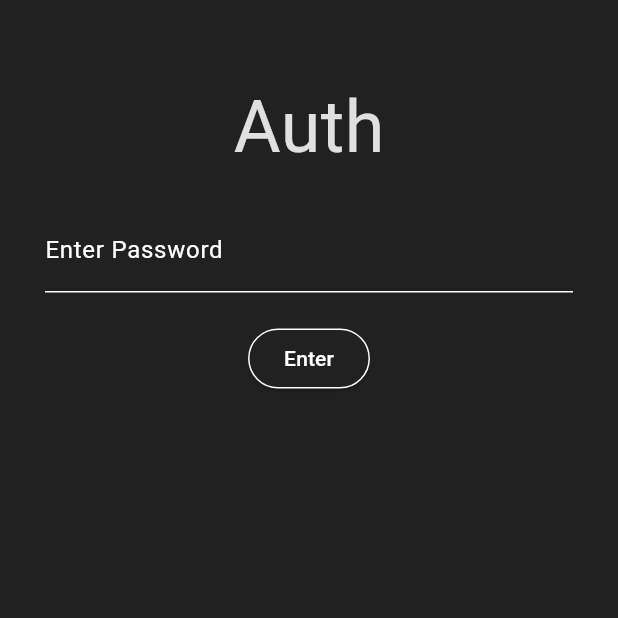
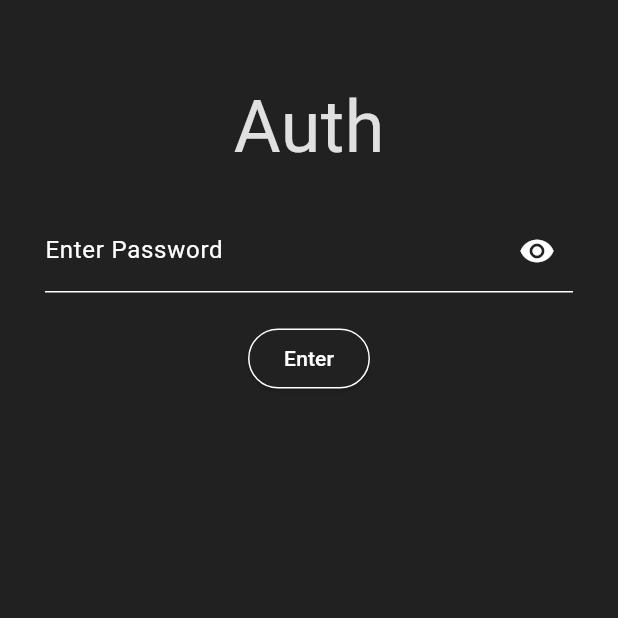
Before and after one commit to Vinesh-x00/my_papers, a Flutter app: the AuthPage screen opened directly, on a phone screen of 412 x 824 dp, the top half of it. Run offline on Flutter 3.47's test engine with Material 3 defaults, Android fonts, the light colour scheme and no system bars; our stand-ins replace flutter_secure_storage, get_it, google_fonts, objectbox; missing offline and left inert: flutter_quill, pointycastle; accounts and stored records are empty; generated files the repository leaves out were written again.

Commit message:
auth page : show/hide password functionality added

```diff
--- a/lib/pages/auth_page.dart
+++ b/lib/pages/auth_page.dart
@@ -19,6 +19,7 @@ class AuthPage extends StatefulWidget {
 class _AuthPageState extends State<AuthPage> {
   final _passwordController = TextEditingController();
   String _msg = '';
+  bool _isObscure = true;
 
   @override
   void dispose() {
@@ -72,10 +73,21 @@ class _AuthPageState extends State<AuthPage> {
             ),
             TextField(
               controller: _passwordController,
-              obscureText: true,
+              obscureText: _isObscure,
               enableSuggestions: false,
               autocorrect: false,
-              decoration: InputDecoration(labelText: 'Enter Password'),
+              decoration: InputDecoration(
+                labelText: 'Enter Password',
+                suffixIcon: IconButton(
+                    onPressed: () {
+                      setState(() {
+                        _isObscure = !_isObscure;
+                      });
+                    },
+                    icon: _isObscure
+                        ? const Icon(Icons.visibility)
+                        : const Icon(Icons.visibility_off)),
+              ),
             ),
             SizedBox(height: 20),
             ElevatedButton(
```
